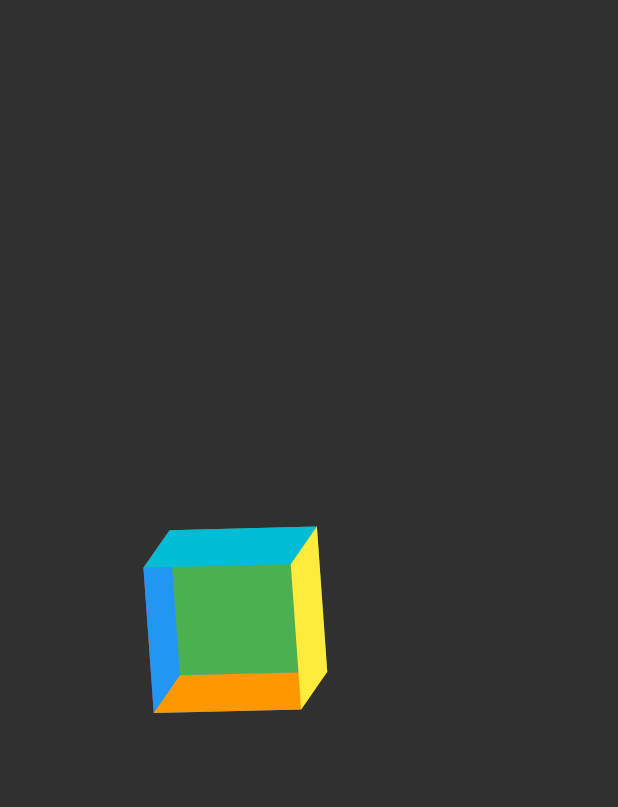
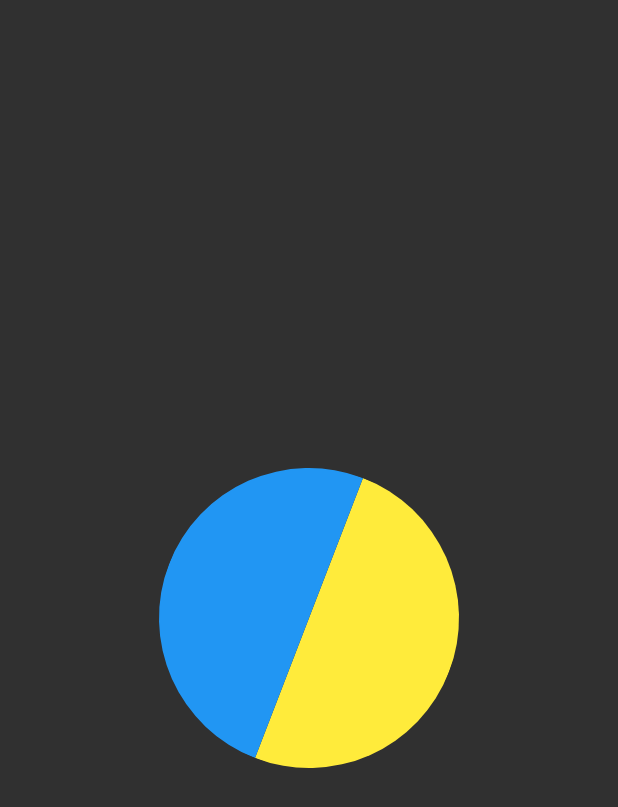
Before and after one commit to panneerdasiy/Flutter_Animation, a Flutter app: the screen it shows after launch, on a phone screen of 412 x 824 dp. Shown: the top 807 px of the screen. Run offline on Flutter 3.47's test engine with Material 2 defaults, Android fonts, the phone set to English and light mode, and no system bars.

Commit message:
refactor: rotating_and_flipping_circle.dart

```diff
--- a/lib/anim/rotating_and_flipping_circle.dart
+++ b/lib/anim/rotating_and_flipping_circle.dart
@@ -1,11 +1,9 @@
-import 'dart:math' show pi;
+import 'dart:math';
 
 import 'package:flutter/material.dart';
 
 class RotatingAndFlippingCircle extends StatefulWidget {
-  const RotatingAndFlippingCircle({
-    super.key,
-  });
+  const RotatingAndFlippingCircle({super.key});
 
   @override
   State<RotatingAndFlippingCircle> createState() =>
@@ -14,124 +12,145 @@ class RotatingAndFlippingCircle extends StatefulWidget {
 
 class _RotatingAndFlippingCircleState extends State<RotatingAndFlippingCircle>
     with TickerProviderStateMixin {
-  late AnimationController _rotationController;
-  late Animation<double> _rotationAnimation;
+  late AnimationController _zAnimationController;
+  late AnimationController _yAnimationController;
 
-  late AnimationController _flipController;
-  late Animation<double> _flipAnimation;
+  Animation<double>? _zRotationAnimation;
+  Animation<double>? _yRotationAnimation;
 
   @override
   void initState() {
-    _rotationController =
-        AnimationController(duration: const Duration(seconds: 2), vsync: this);
-    _setRotationAnimation(begin: 0, end: -pi / 2);
+    super.initState();
+    _zAnimationController = AnimationController(
+      vsync: this,
+      duration: const Duration(seconds: 1),
+    );
+    _yAnimationController = AnimationController(
+      vsync: this,
+      duration: const Duration(seconds: 1),
+    );
 
-    _flipController =
-        AnimationController(vsync: this, duration: const Duration(seconds: 2));
-    _setFlipAnimation(begin: 0, end: pi);
+    _initZRotationAnim();
+    _initYRotationAnim();
 
-    _rotationController.addStatusListener((status) {
+    _yRotationAnimation!.addStatusListener((status) {
       if (status == AnimationStatus.completed) {
-        _flipAnimate();
+        _initZRotationAnim();
+        _zAnimationController
+          ..reset()
+          ..forward();
       }
     });
 
-    _flipController.addStatusListener((status) {
+    _zRotationAnimation!.addStatusListener((status) {
       if (status == AnimationStatus.completed) {
-        _rotateAnimate();
+        _initYRotationAnim();
+        _yAnimationController
+          ..reset()
+          ..forward();
       }
     });
 
-    _rotationController.forward();
-    super.initState();
+    _zAnimationController.forward();
   }
 
   @override
   void dispose() {
-    _rotationController.dispose();
-    _flipController.dispose();
     super.dispose();
+    _zAnimationController.dispose();
+    _yAnimationController.dispose();
   }
 
   @override
   Widget build(BuildContext context) {
     return AnimatedBuilder(
-      animation: _rotationAnimation,
-      builder: (context, _) {
-        return AnimatedBuilder(
-            animation: _flipAnimation,
+        animation: Listenable.merge([
+          _zRotationAnimation,
+          _yRotationAnimation,
+        ]),
         builder: (context, _) {
           return Transform(
             alignment: Alignment.center,
             transform: Matrix4.identity()
-                  ..rotateZ(_rotationAnimation.value),
+              ..rotateZ(_zRotationAnimation!.value)
+              ..rotateY(_yRotationAnimation!.value),
             child: Transform(
-                  alignment: Alignment.center,
-                  transform: Matrix4.identity()..rotateY(_flipAnimation.value),
-                  child: const TwoHalfCircles(),
+              transform: Matrix4.identity(),
+              child: const Circle(),
             ),
           );
         });
-      },
-    );
   }
 
-  void _flipAnimate() {
-    _setFlipAnimation(
-      begin: _flipAnimation.value,
-      end: _flipAnimation.value - pi,
-    );
+  void _initZRotationAnim() {
+    final zBegin =
+        _zRotationAnimation == null ? 0.0 : _zRotationAnimation!.value;
+    final zEnd = zBegin - pi / 2.0;
 
-    _flipController
-      ..reset()
-      ..forward();
+    _zRotationAnimation = Tween<double>(begin: zBegin, end: zEnd)
+        .chain(CurveTween(curve: Curves.bounceOut))
+        .animate(_zAnimationController);
   }
 
-  void _rotateAnimate() {
-    _setRotationAnimation(
-      begin: _rotationAnimation.value,
-      end: _rotationAnimation.value - pi / 2,
-    );
+  void _initYRotationAnim() {
+    final yBegin =
+        _yRotationAnimation == null ? 0.0 : _yRotationAnimation!.value;
+    final yEnd = yBegin - pi;
 
-    _rotationController
-      ..reset()
-      ..forward();
+    _yRotationAnimation = Tween<double>(begin: yBegin, end: yEnd)
+        .chain(CurveTween(curve: Curves.bounceOut))
+        .animate(_yAnimationController);
+  }
 }
 
-  void _setRotationAnimation({required double begin, required double end}) {
-    _rotationAnimation = Tween<double>(begin: begin, end: end).animate(
-      CurvedAnimation(
-        parent: _rotationController,
-        curve: Curves.bounceOut,
+class Circle extends StatelessWidget {
+  const Circle({super.key});
+
+  @override
+  Widget build(BuildContext context) {
+    return Stack(
+      children: [
+        ClipPath(
+          clipper: HalfCircleClipper(startAngle: pi / 2.0, sweepAngle: pi),
+          child: Container(
+            height: 200,
+            width: 200,
+            color: Colors.yellow,
           ),
-    );
-  }
-
-  void _setFlipAnimation({required double begin, required double end}) {
-    _flipAnimation = Tween<double>(begin: begin, end: end).animate(
-      CurvedAnimation(
-        parent: _flipController,
-        curve: Curves.bounceOut,
         ),
+        ClipPath(
+          clipper: HalfCircleClipper(startAngle: 3 * pi / 2.0, sweepAngle: pi),
+          child: Container(
+            height: 200,
+            width: 200,
+            color: Colors.blue,
+          ),
+        ),
+      ],
     );
   }
 }
 
-class TwoHalfCircles extends StatelessWidget {
-  const TwoHalfCircles({super.key});
+class HalfCircleClipper extends CustomClipper<Path> {
+  final double startAngle;
+  final double sweepAngle;
+
+  HalfCircleClipper({required this.startAngle, required this.sweepAngle});
 
   @override
-  Widget build(BuildContext context) {
-    return Container(
-      height: 200,
-      width: 200,
-      decoration: BoxDecoration(
-        borderRadius: BorderRadius.circular(100),
-        gradient: const LinearGradient(
-          colors: [Colors.yellow, Colors.blue],
-          stops: [0.5, 0.5],
-        ),
-      ),
+  Path getClip(Size size) {
+    final path = Path();
+    final oval = Rect.fromCircle(
+      center: Offset(size.width / 2, size.height / 2),
+      radius: size.width / 2,
     );
+    path.addArc(oval, startAngle, sweepAngle);
+    return path;
+  }
+
+  @override
+  bool shouldReclip(HalfCircleClipper oldClipper) {
+    return oldClipper.startAngle != startAngle ||
+        oldClipper.sweepAngle != sweepAngle;
   }
 }
--- a/lib/main.dart
+++ b/lib/main.dart
@@ -1,4 +1,4 @@
-import 'package:animation/anim/rotating_cube.dart';
+import 'package:animation/anim/rotating_and_flipping_circle.dart';
 import 'package:flutter/material.dart';
 
 void main() {
@@ -16,7 +16,7 @@ class MyApp extends StatelessWidget {
       ),
       home: const Scaffold(
         body: Center(
-          child: RotatingCube(),
+          child: RotatingAndFlippingCircle(),
         ),
       ),
     );
```
Lines whose indentation alone changed are shown as unchanged.
